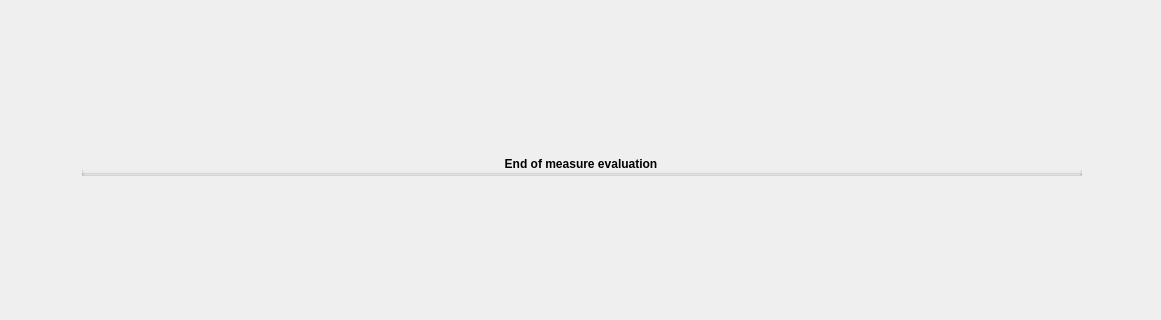
Qt form 00_BEST_windows/ui_files_latest/Page11_QuickEnd.ui (WongCurtis95/lbnl_best_public) before a commit; both pictures show x 99 to 1260 and y 185 to 505 of the 1260 by 700 pixel window.
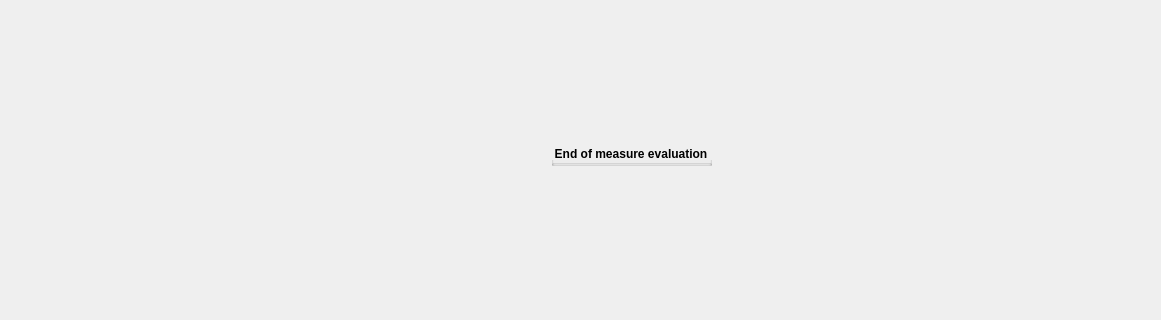
The same form after that commit. Icons and pictures are not drawn.

Commit message: Added abatement cost table to the report. Made a few more corrections to the Evaluate EE Measures Only Calculations, and properly added a new UI page, page 11

What changed in the file:
```diff
--- a/00_BEST_windows/ui_files_latest/Page11_QuickEnd.ui
+++ b/00_BEST_windows/ui_files_latest/Page11_QuickEnd.ui
@@ -76,9 +76,9 @@
   <widget class="QGroupBox" name="page_11_group_1">
    <property name="geometry">
     <rect>
-     <x>180</x>
-     <y>340</y>
-     <width>1001</width>
+     <x>650</x>
+     <y>330</y>
+     <width>161</width>
      <height>21</height>
     </rect>
    </property>
```
The commit also changes 7 other files.
